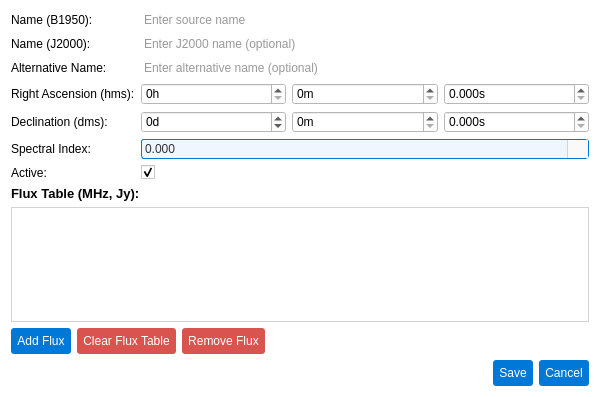
Qt form pastrocore/gui_pyside/dialog_edtior_source.ui (Torward1024/pAstroCORE) before a commit.
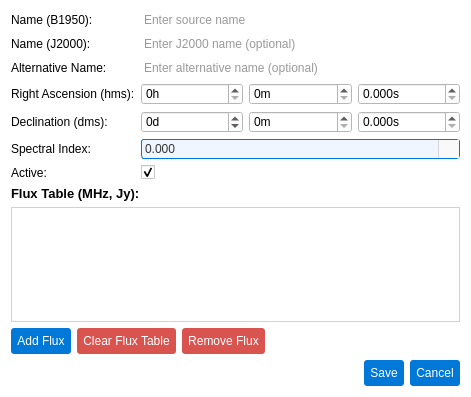
The same form after that commit. Icons and pictures are not drawn.

```diff
--- a/pastrocore/gui_pyside/dialog_edtior_source.ui
+++ b/pastrocore/gui_pyside/dialog_edtior_source.ui
@@ -9,7 +9,7 @@
    <rect>
     <x>0</x>
     <y>0</y>
-    <width>600</width>
+    <width>471</width>
     <height>397</height>
    </rect>
   </property>
```
